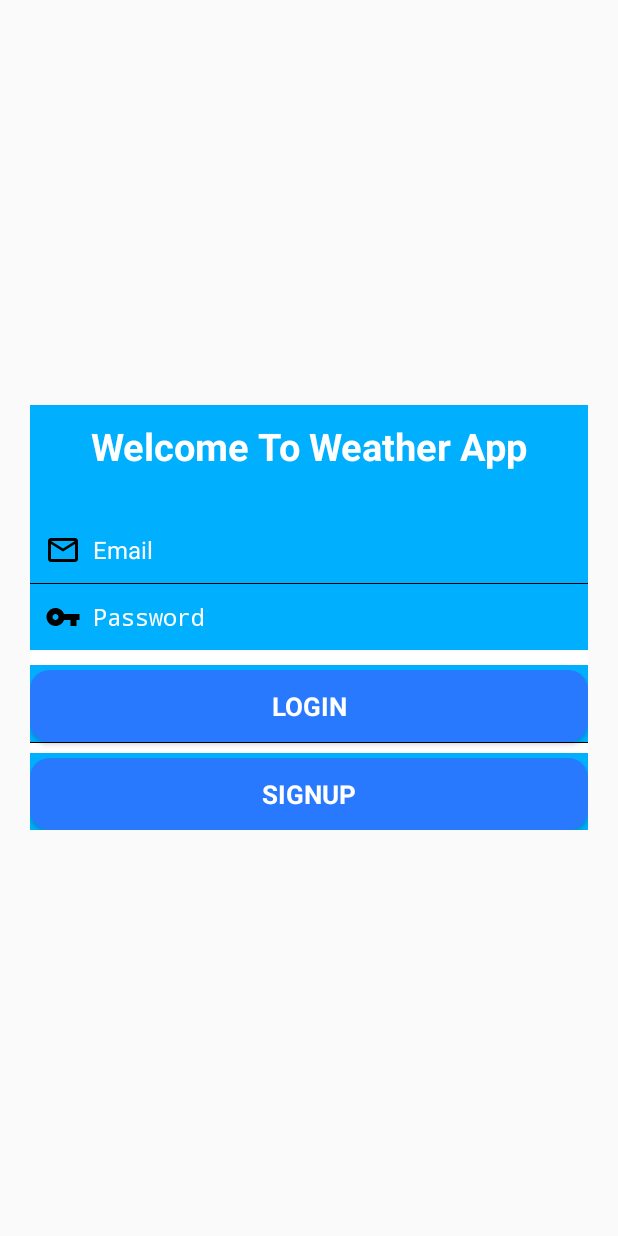
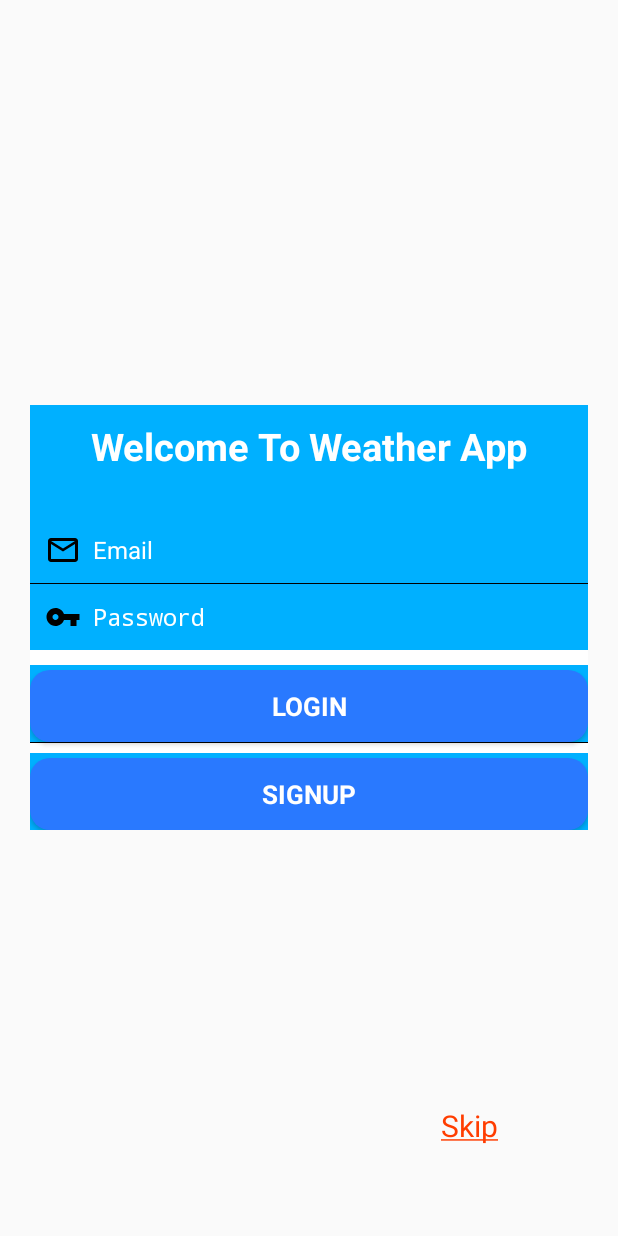
Before and after one commit to naveen-creater/weatherForecast, an Android app: the LoginActivity screen opened directly, with no data from a screen before it, on a phone screen of 412 x 824 dp. Run offline under Robolectric (Android 15) with nearby library versions, the phone set to English and light mode, and no system bars.

```diff
--- a/app/src/main/java/com/example/weatherforecast/FirebaseUtils/MyFirebaseMServicve.java
+++ b/app/src/main/java/com/example/weatherforecast/FirebaseUtils/MyFirebaseMServicve.java
@@ -28,7 +28,6 @@ public class MyFirebaseMServicve extends FirebaseMessagingService {
 
             sendNotification(remoteMessage.getNotification().getBody(),remoteMessage.getNotification().getTitle());
         }
-
 
     }
 
--- a/app/src/main/java/com/example/weatherforecast/LoginActivity.java
+++ b/app/src/main/java/com/example/weatherforecast/LoginActivity.java
@@ -1,8 +1,11 @@
 package com.example.weatherforecast;
 
+import android.content.Intent;
 import android.os.Bundle;
 import android.util.Log;
+import android.view.View;
 import android.widget.EditText;
+import android.widget.TextView;
 
 import androidx.fragment.app.FragmentActivity;
 
@@ -11,11 +14,19 @@ import com.example.weatherforecast.Fragment.LoginModuleFragment;
 public class LoginActivity extends FragmentActivity {
     private EditText emailid;
     private EditText pass;
+    private TextView skip;
 
     @Override
     protected void onCreate(Bundle savedInstanceState) {
         super.onCreate(savedInstanceState);
         setContentView(R.layout.activity_login);
+
+        skip = findViewById(R.id.skip);
+        skip.setOnClickListener(view -> {
+            startActivity(new Intent(LoginActivity.this, MainActivity.class));
+            finish();
+        });
+
         LoginModuleFragment loginmodulefragment = new LoginModuleFragment();
         getSupportFragmentManager().beginTransaction().add(R.id.fragment_container, loginmodulefragment).commit();
     }
--- a/app/src/main/java/com/example/weatherforecast/MainActivity.java
+++ b/app/src/main/java/com/example/weatherforecast/MainActivity.java
@@ -114,7 +114,7 @@ public class MainActivity extends AppCompatActivity {
             {
                 String place = bundle.getString("location");
                 getCustomRequestVolley(place);
-                search.setText(place);
+                cityName.setText(place);
             }
         }
 
--- a/app/src/main/java/com/example/weatherforecast/SplashActivity.java
+++ b/app/src/main/java/com/example/weatherforecast/SplashActivity.java
@@ -28,7 +28,7 @@ public class SplashActivity extends AppCompatActivity {
             public void onAnimationStart(Animation animation) { }
             @Override
             public void onAnimationEnd(Animation animation) {
-                startActivity(new Intent(SplashActivity.this, MainActivity.class));
+                startActivity(new Intent(SplashActivity.this, LoginActivity.class));
                 finish();
             }
             @Override
--- a/app/src/main/res/layout/activity_login.xml
+++ b/app/src/main/res/layout/activity_login.xml
@@ -13,6 +13,21 @@
         app:layout_constraintBottom_toBottomOf="parent"
         app:layout_constraintEnd_toEndOf="parent"
         app:layout_constraintStart_toStartOf="parent"
-        app:layout_constraintTop_toTopOf="parent" />
+        app:layout_constraintTop_toTopOf="parent" >
+
+
+    </FrameLayout>
+
+    <TextView
+        android:id="@+id/skip"
+        android:layout_width="wrap_content"
+        android:layout_height="wrap_content"
+        android:layout_marginEnd="80dp"
+        android:layout_marginBottom="60dp"
+        android:text="@string/skip"
+        android:textSize="20sp"
+        android:textColor="#FF3D00"
+        app:layout_constraintBottom_toBottomOf="parent"
+        app:layout_constraintEnd_toEndOf="parent" />
 
 </androidx.constraintlayout.widget.ConstraintLayout>
--- a/app/src/main/res/values/strings.xml
+++ b/app/src/main/res/values/strings.xml
@@ -18,4 +18,5 @@
     <string name="four">Four</string>
     <string name="five">Five</string>
     <string name="default_notification_channel_id">122</string>
+    <string name="skip"><u>Skip</u></string>
 </resources>
```
Also changed, not shown: app/build.gradle (+21 -2 lines), app/src/main/AndroidManifest.xml (+17 -13 lines), app/src/main/java/com/example/weatherforecast/Reciver/CustomReciver.java (added, +16 -0 lines), app/src/main/java/com/example/weatherforecast/Reciver/SystemReciverSample.java (added, +20 -0 lines), app/src/main/java/com/example/weatherforecast/ReciverSample.java (added, +15 -0 lines), app/src/main/res/layout/activity_reciver_sample.xml (added, +9 -0 lines).
